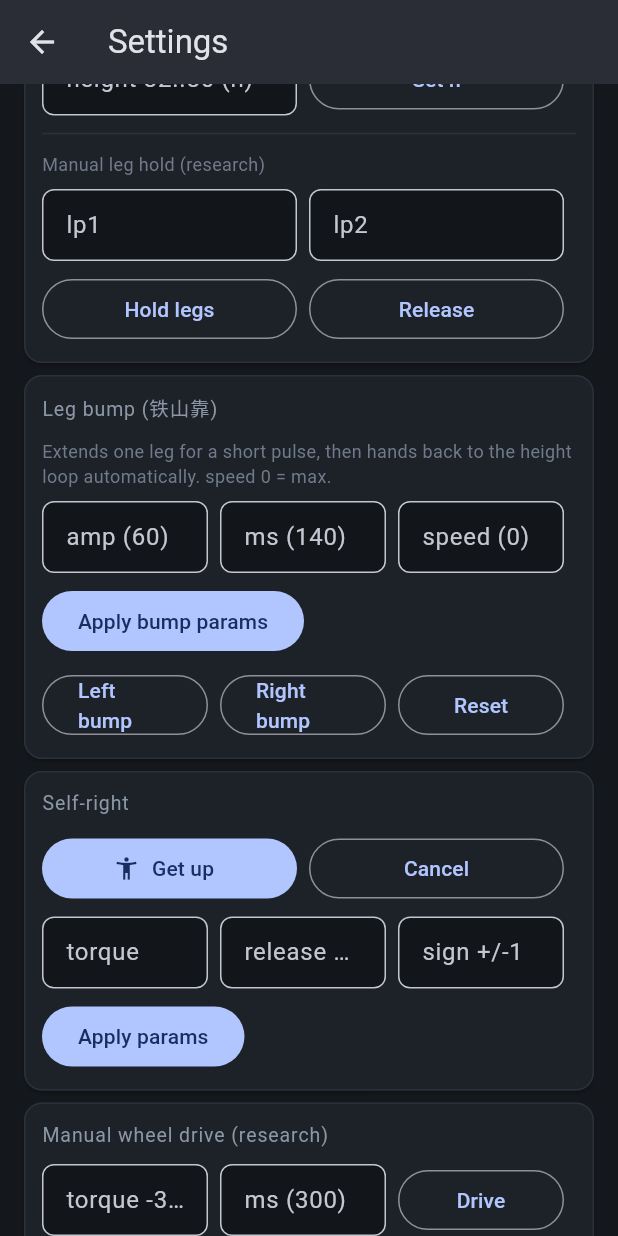
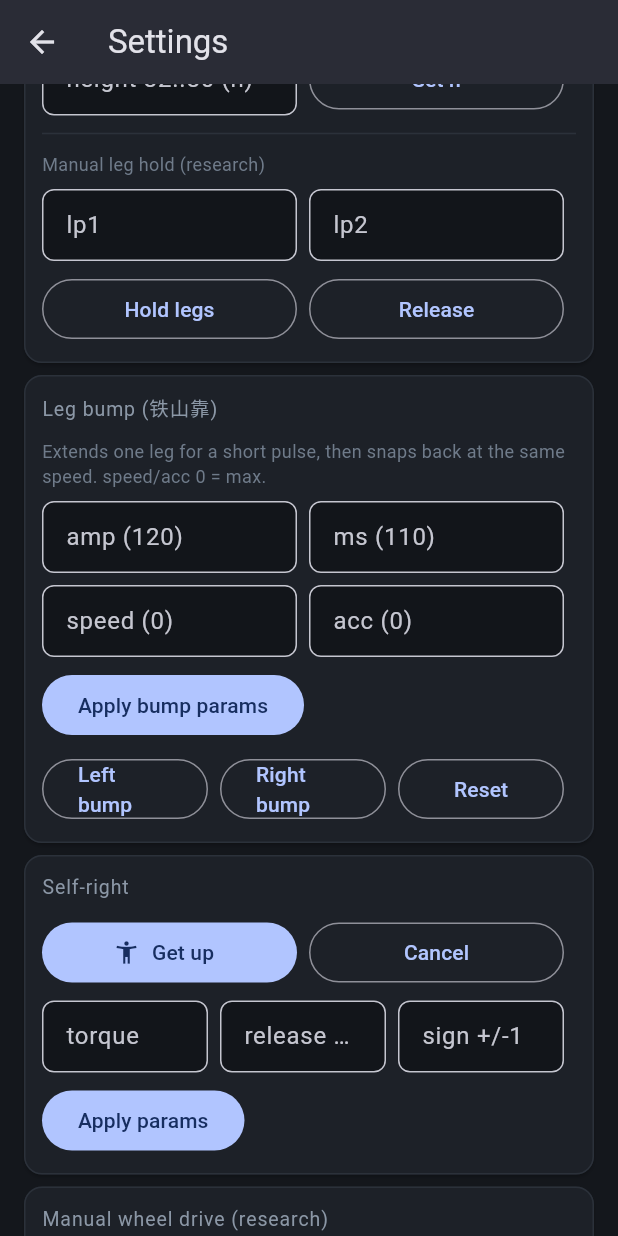
Before and after one commit to xixiha5230/wl_bot, a Flutter app: the SettingsScreen screen opened directly with empty values, scrolled down 1152 dp, on a phone screen of 412 x 824 dp. Run offline on Flutter 3.47's test engine with Material 3 defaults, Android fonts, the phone set to English and light mode, and no system bars; our stand-ins replace shared_preferences; missing offline and left inert: gamepads; accounts and stored records are empty.

Commit message:
Make the leg bump bigger and much snappier
The bump felt slow because it used the normal leg-motion acceleration
LEG_MOVE_ACC=8 (a slow ramp) and handed the retract back to the normal
loop, which slews at LEG_MOVE_SPEED=200. STS treats both ACC=0 and
speed=0 as maximum.

- Amplitude 60 -> 120 counts (2x travel).
- STS acceleration 0 (max) for the pulse, new bumpacc param/telemetry.
- Two-phase pulse: extend for bumpms, then snap back to the normal pose
  for another bumpms at the same max speed, then hand back to the loop.
- Defaults now amp=120 ms=110 speed=0 acc=0; all tunable from the
  settings card / /api/set (bumpamp bumpms bumpspeed bumpacc).

Verified on hardware: peak lt1 = 2230 (+120), returns symmetric to
2110/1985, pulse bounded and clean.

```diff
--- a/client/wl_bot/lib/models/robot_status.dart
+++ b/client/wl_bot/lib/models/robot_status.dart
@@ -59,9 +59,10 @@ class RobotStatus {
     this.jumpState = 0,
     this.manualLegs = false,
     this.bumpLeg = 0,
-    this.bumpAmp = 60,
-    this.bumpMs = 140,
+    this.bumpAmp = 120,
+    this.bumpMs = 110,
     this.bumpSpeed = 0,
+    this.bumpAcc = 0,
     this.latencyMs = 0,
   });
 
@@ -127,10 +128,12 @@ class RobotStatus {
   /// One-shot leg bump currently running: 0 idle, 1 left, 2 right.
   final int bumpLeg;
 
-  /// Leg bump tuning (extension counts, hold time ms, STS speed 0 = max).
+  /// Leg bump tuning (extension counts, phase time ms, STS speed 0 = max,
+  /// STS acceleration 0 = max).
   final int bumpAmp;
   final int bumpMs;
   final int bumpSpeed;
+  final int bumpAcc;
 
   final int latencyMs;
 
@@ -218,9 +221,10 @@ class RobotStatus {
       jumpState: _i(json, 'jf', 0),
       manualLegs: _b(json, 'manleg'),
       bumpLeg: _i(json, 'bump', 0),
-      bumpAmp: _i(json, 'bamp', 60),
-      bumpMs: _i(json, 'bms', 140),
+      bumpAmp: _i(json, 'bamp', 120),
+      bumpMs: _i(json, 'bms', 110),
       bumpSpeed: _i(json, 'bspd', 0),
+      bumpAcc: _i(json, 'bacc', 0),
       latencyMs: latencyMs,
     );
   }
--- a/client/wl_bot/lib/screens/settings_screen.dart
+++ b/client/wl_bot/lib/screens/settings_screen.dart
@@ -47,6 +47,7 @@ class _SettingsScreenState extends State<SettingsScreen> {
   final _bumpAmp = TextEditingController();
   final _bumpMs = TextEditingController();
   final _bumpSpeed = TextEditingController();
+  final _bumpAcc = TextEditingController();
 
   final _gTorque = TextEditingController();
   final _gRelease = TextEditingController();
@@ -75,7 +76,7 @@ class _SettingsScreenState extends State<SettingsScreen> {
       _jh, _jl, _js, _jacc, _jlt, _jc, _jct, _otaUrl,
       _rb, _faultDeg, _airThresh, _airScale,
       _p1min, _p1max, _p2min, _p2max, _lp1, _lp2, _height,
-      _bumpAmp, _bumpMs, _bumpSpeed,
+      _bumpAmp, _bumpMs, _bumpSpeed, _bumpAcc,
       _gTorque, _gRelease, _gSign,
       _wdrive, _wms, _seq,
     ]) {
@@ -426,19 +427,23 @@ class _SettingsScreenState extends State<SettingsScreen> {
                     ? null
                     : 'running=${status.bumpLeg}  '
                         'amp=${status.bumpAmp} ms=${status.bumpMs} '
-                        'speed=${status.bumpSpeed}  '
+                        'speed=${status.bumpSpeed} acc=${status.bumpAcc}  '
                         '${status.manualLegs ? 'LEGS MANUAL' : 'control live'}',
                 children: [
                   const Text(
-                    'Extends one leg for a short pulse, then hands back to the '
-                    'height loop automatically. speed 0 = max.',
+                    'Extends one leg for a short pulse, then snaps back at the '
+                    'same speed. speed/acc 0 = max.',
                     style: TextStyle(fontSize: 12, color: Color(0xFF6F7B8A)),
                   ),
                   const SizedBox(height: 8),
                   _row([
-                    _field(_bumpAmp, 'amp (${status?.bumpAmp ?? 60})'),
-                    _field(_bumpMs, 'ms (${status?.bumpMs ?? 140})'),
+                    _field(_bumpAmp, 'amp (${status?.bumpAmp ?? 120})'),
+                    _field(_bumpMs, 'ms (${status?.bumpMs ?? 110})'),
+                  ]),
+                  const SizedBox(height: 8),
+                  _row([
                     _field(_bumpSpeed, 'speed (${status?.bumpSpeed ?? 0})'),
+                    _field(_bumpAcc, 'acc (${status?.bumpAcc ?? 0})'),
                   ]),
                   const SizedBox(height: 8),
                   FilledButton(
@@ -446,6 +451,7 @@ class _SettingsScreenState extends State<SettingsScreen> {
                       if (_bumpAmp.text.isNotEmpty) 'bumpamp': _bumpAmp.text,
                       if (_bumpMs.text.isNotEmpty) 'bumpms': _bumpMs.text,
                       if (_bumpSpeed.text.isNotEmpty) 'bumpspeed': _bumpSpeed.text,
+                      if (_bumpAcc.text.isNotEmpty) 'bumpacc': _bumpAcc.text,
                     }, 'bump params applied'),
                     child: const Text('Apply bump params'),
                   ),
```
Also changed, not shown: 5 other files.
